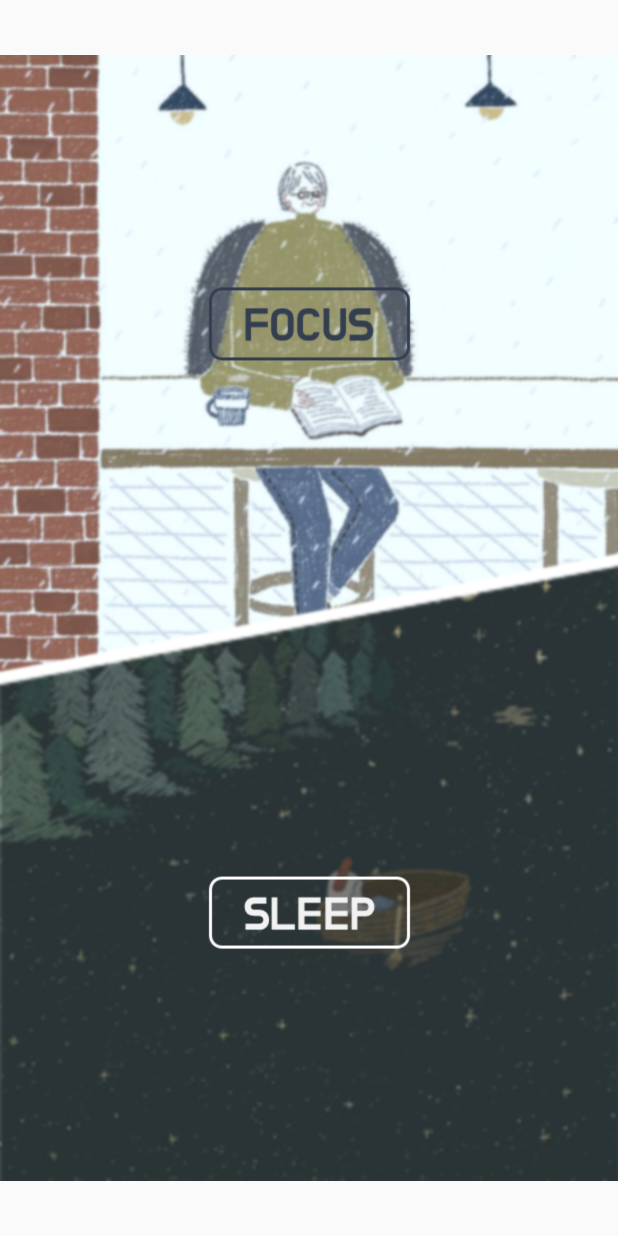
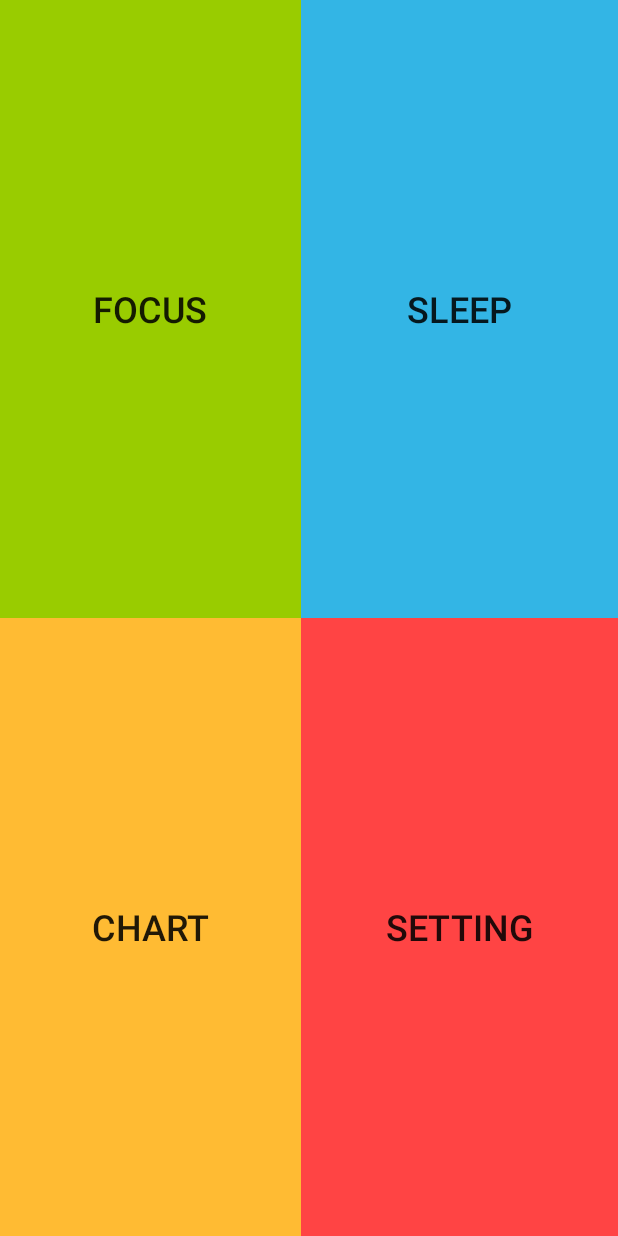
Before and after one commit to SaintSilver/thrr, an Android app: the choiceActivity screen opened directly, with no data from a screen before it, on a phone screen of 412 x 824 dp. Run offline under Robolectric (Android 15) with nearby library versions, the phone set to English and light mode, and no system bars.

Commit message:
합치기 전
Signed-off-by: Hong <kutar37@gmail.com>

```diff
--- a/app/src/main/java/thrr/asmr/finalproject/com/thrr/SignInActivity.java
+++ b/app/src/main/java/thrr/asmr/finalproject/com/thrr/SignInActivity.java
@@ -8,10 +8,8 @@ import android.widget.EditText;
 
 public class SignInActivity extends AppCompatActivity {
 
-    EditText joinEmail;
-    EditText joinPw;
-    Button joinBtn;
-    Button cancelBtn;
+    private EditText joinEmail, joinPw;
+    private Button joinBtn, cancelBtn;
 
     @Override
     protected void onCreate(Bundle savedInstanceState) {
--- a/app/src/main/java/thrr/asmr/finalproject/com/thrr/SleepActivity.java
+++ b/app/src/main/java/thrr/asmr/finalproject/com/thrr/SleepActivity.java
@@ -26,7 +26,7 @@ public class SleepActivity extends AppCompatActivity {
 
     private ArrayList<playListVO> list = new ArrayList<>();
     private Button[] btn_array = new Button[50];
-    playListAdapter adapter;
+    private playListAdapter adapter;
 
     @Override
     protected void onCreate(Bundle savedInstanceState) {
--- a/app/src/main/java/thrr/asmr/finalproject/com/thrr/choiceActivity.java
+++ b/app/src/main/java/thrr/asmr/finalproject/com/thrr/choiceActivity.java
@@ -5,10 +5,11 @@ import android.os.Bundle;
 import android.support.v7.app.AppCompatActivity;
 import android.view.View;
 import android.widget.Button;
+import android.widget.Toast;
 
 public class choiceActivity extends AppCompatActivity {
 
-    Button btn_sleep, btn_focus;
+    private Button btn_sleep, btn_focus, btn_chart, btn_setting;
 
     @Override
     protected void onCreate(Bundle savedInstanceState) {
@@ -17,6 +18,8 @@ public class choiceActivity extends AppCompatActivity {
 
         btn_sleep = (Button) findViewById(R.id.btn_sleep);
         btn_focus = (Button) findViewById(R.id.btn_focus);
+        btn_chart = (Button) findViewById(R.id.btn_chart);
+        btn_setting = (Button) findViewById(R.id.btn_setting);
 
 
         btn_sleep.setOnClickListener(new View.OnClickListener() {
@@ -32,5 +35,19 @@ public class choiceActivity extends AppCompatActivity {
                 startActivity(new Intent(choiceActivity.this, FocusActivity.class));
             }
         });
+
+        btn_chart.setOnClickListener(new View.OnClickListener() {
+            @Override
+            public void onClick(View v) {
+                Toast.makeText(getApplicationContext(), "아직 미구현이야.", Toast.LENGTH_LONG).show();
+            }
+        });
+
+        btn_setting.setOnClickListener(new View.OnClickListener() {
+            @Override
+            public void onClick(View v) {
+                startActivity(new Intent(choiceActivity.this, SetActivity.class));
+            }
+        });
     }
 }
--- a/app/src/main/java/thrr/asmr/finalproject/com/thrr/introActivity.java
+++ b/app/src/main/java/thrr/asmr/finalproject/com/thrr/introActivity.java
@@ -8,7 +8,7 @@ import android.view.Window;
 
 public class introActivity extends AppCompatActivity {
 
-    Handler h;//핸들러 선언
+    private Handler h;//핸들러 선언
 
     @Override
     protected void onCreate(Bundle savedInstanceState) {
--- a/app/src/main/res/layout/activity_choice.xml
+++ b/app/src/main/res/layout/activity_choice.xml
@@ -4,34 +4,62 @@
 xmlns:tools="http://schemas.android.com/tools"
 android:layout_width="match_parent"
 android:layout_height="match_parent"
-    tools:context="thrr.asmr.finalproject.com.thrr.choiceActivity"
-    >
+tools:context="thrr.asmr.finalproject.com.thrr.choiceActivity">
 
+<TableLayout
+    android:layout_width="match_parent"
+    android:layout_height="match_parent"
+    tools:layout_editor_absoluteX="8dp"
+    tools:layout_editor_absoluteY="8dp">
 
-    <ImageView
-        android:id="@+id/imageView"
-        android:layout_width="wrap_content"
-        android:layout_height="wrap_content"
-        android:layout_alignParentTop="true"
-        android:layout_centerHorizontal="true"
-        app:srcCompat="@drawable/mode" />
+    <TableRow
+        android:layout_width="0dp"
+        android:layout_height="0dp"
+        android:layout_weight="1">
 
         <Button
             android:id="@+id/btn_focus"
-        android:layout_width="310dp"
-        android:layout_height="270dp"
-        android:layout_alignParentTop="true"
-        android:layout_centerHorizontal="true"
-        android:background="#00ff0000"
+            android:layout_width="match_parent"
+            android:layout_height="match_parent"
+            android:layout_weight="1"
+            android:background="@android:color/holo_green_light"
+            android:text="FOCUS"
             android:textSize="24sp" />
 
         <Button
             android:id="@+id/btn_sleep"
-        android:layout_width="310dp"
-        android:layout_height="270dp"
-        android:layout_alignLeft="@+id/btn_focus"
-        android:layout_alignParentBottom="true"
-        android:layout_alignStart="@+id/btn_focus"
-        android:background="#00ff0000"
+            android:layout_width="match_parent"
+            android:layout_height="match_parent"
+            android:layout_weight="1"
+            android:background="@android:color/holo_blue_light"
+            android:text="SLEEP"
             android:textSize="24sp" />
+    </TableRow>
+
+    <TableRow
+        android:layout_width="0dp"
+        android:layout_height="0dp"
+        android:layout_weight="1">
+
+        <Button
+            android:id="@+id/btn_chart"
+            android:layout_width="match_parent"
+            android:layout_height="match_parent"
+            android:layout_weight="1"
+            android:background="@android:color/holo_orange_light"
+            android:text="CHART"
+            android:textSize="24sp" />
+
+        <Button
+            android:id="@+id/btn_setting"
+            android:layout_width="match_parent"
+            android:layout_height="match_parent"
+            android:layout_weight="1"
+            android:background="@android:color/holo_red_light"
+            android:text="SETTING"
+            android:textSize="24sp" />
+    </TableRow>
+
+</TableLayout>
+
 </RelativeLayout>
```
Also changed, not shown: app/src/main/java/thrr/asmr/finalproject/com/thrr/FocusActivity.java (+0 -12 lines), app/src/main/java/thrr/asmr/finalproject/com/thrr/LoginActivity.java (+3 -4 lines), app/src/main/res/layout/activity_focus.xml (+0 -9 lines). Lines whose indentation alone changed are shown as unchanged.
